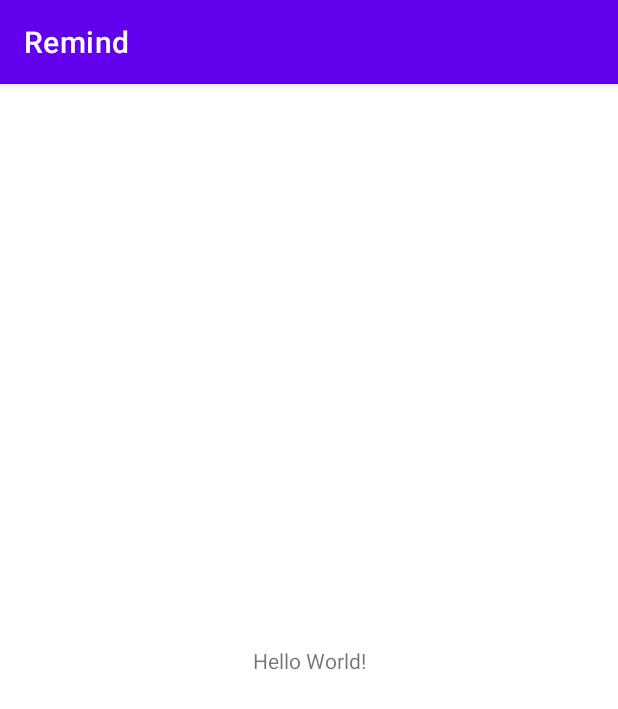
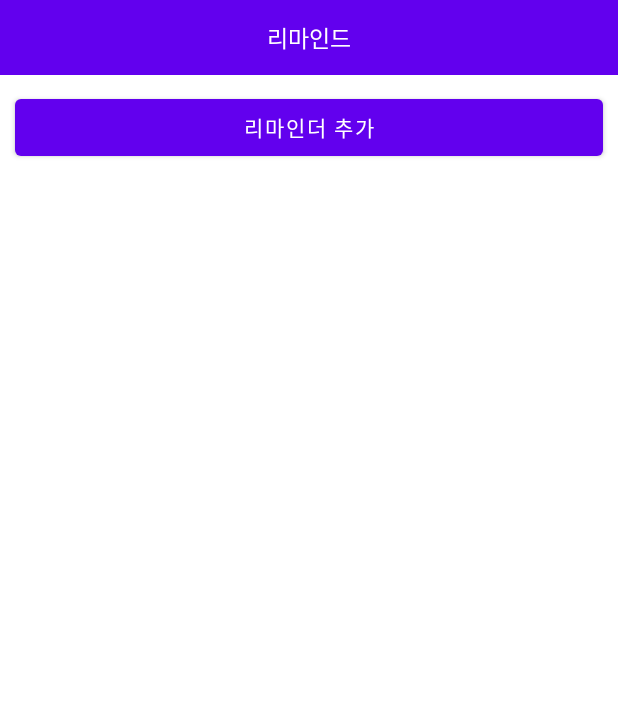
Before and after one commit to NamGungWon/remind, an Android app: the screen it shows after launch (MainActivity), on a phone screen of 412 x 824 dp. Shown: the top 709 px of the screen. Run offline under Robolectric (Android 15) with nearby library versions, the phone set to English and light mode, and no system bars; our stand-ins replace data binding.

Commit message:
- 리스트 layout 설정 및 리스트 추가 - 리마인트 추가시 네비게이션 추가 - 네비게이션 이동 버튼 base에 추가

```diff
--- a/app/src/main/java/com/wony/remind/MainActivity.kt
+++ b/app/src/main/java/com/wony/remind/MainActivity.kt
@@ -2,10 +2,17 @@ package com.wony.remind
 
 import androidx.appcompat.app.AppCompatActivity
 import android.os.Bundle
+import androidx.databinding.DataBindingUtil
+import com.wony.remind.databinding.ActivityMainBinding
 
 class MainActivity : AppCompatActivity() {
+
+    private lateinit var binding: ActivityMainBinding
+
     override fun onCreate(savedInstanceState: Bundle?) {
         super.onCreate(savedInstanceState)
-        setContentView(R.layout.activity_main)
+
+        binding = DataBindingUtil.setContentView(this, R.layout.activity_main)
+
     }
 }
--- a/app/src/main/java/com/wony/remind/base/BaseFragment.kt
+++ b/app/src/main/java/com/wony/remind/base/BaseFragment.kt
@@ -7,6 +7,8 @@ import android.view.ViewGroup
 import androidx.databinding.DataBindingUtil
 import androidx.databinding.ViewDataBinding
 import androidx.fragment.app.Fragment
+import androidx.navigation.fragment.findNavController
+import com.wony.remind.R
 
 abstract class BaseFragment<B : ViewDataBinding, V: BaseVM>: Fragment() {
 
@@ -22,7 +24,7 @@ abstract class BaseFragment<B : ViewDataBinding, V: BaseVM>: Fragment() {
 
         binding = DataBindingUtil.inflate(inflater, layoutId, container, false)
 
-        return super.onCreateView(inflater, container, savedInstanceState)
+        return binding.root
     }
 
     override fun onViewCreated(view: View, savedInstanceState: Bundle?) {
@@ -33,6 +35,9 @@ abstract class BaseFragment<B : ViewDataBinding, V: BaseVM>: Fragment() {
         init()
     }
 
+    fun moveNavi(id: Int){
+        findNavController().navigate(id)
+    }
 
     abstract fun init()
 }
--- a/app/src/main/java/com/wony/remind/main/list/ListFragment.kt
+++ b/app/src/main/java/com/wony/remind/main/list/ListFragment.kt
@@ -1,4 +1,26 @@
 package com.wony.remind.main.list
 
-class ListFragment {
+import androidx.navigation.fragment.findNavController
+import com.wony.remind.R
+import com.wony.remind.base.BaseFragment
+import com.wony.remind.databinding.FragmentAddBinding
+import com.wony.remind.databinding.FragmentListBinding
+import com.wony.remind.main.add.AddVM
+import org.koin.androidx.viewmodel.ext.android.viewModel
+
+class ListFragment : BaseFragment<FragmentListBinding, ListVM>() {
+
+    override val layoutId = R.layout.fragment_list
+    override val viewModel: ListVM by viewModel()
+
+    private var adapter = ListItemAdapter(this)
+
+    override fun init() {
+
+        binding.rvList.adapter = adapter
+
+        binding.btAdd.setOnClickListener {
+            moveNavi(R.id.action_listFragment_to_addFragment)
+        }
+    }
 }
--- a/app/src/main/res/layout/activity_main.xml
+++ b/app/src/main/res/layout/activity_main.xml
@@ -1,4 +1,6 @@
 <?xml version="1.0" encoding="utf-8"?>
+<layout>
+
     <androidx.constraintlayout.widget.ConstraintLayout xmlns:android="http://schemas.android.com/apk/res/android"
         xmlns:app="http://schemas.android.com/apk/res-auto"
         xmlns:tools="http://schemas.android.com/tools"
@@ -6,13 +8,18 @@
         android:layout_height="match_parent"
         tools:context=".MainActivity">
 
-    <TextView
-        android:layout_width="wrap_content"
-        android:layout_height="wrap_content"
-        android:text="Hello World!"
+
+        <androidx.fragment.app.FragmentContainerView
+            android:id="@+id/nav_host_fragment"
+            android:name="androidx.navigation.fragment.NavHostFragment"
+            android:layout_width="0dp"
+            android:layout_height="0dp"
+            app:defaultNavHost="true"
             app:layout_constraintBottom_toBottomOf="parent"
-        app:layout_constraintLeft_toLeftOf="parent"
-        app:layout_constraintRight_toRightOf="parent"
-        app:layout_constraintTop_toTopOf="parent" />
+            app:layout_constraintEnd_toEndOf="parent"
+            app:layout_constraintStart_toStartOf="parent"
+            app:layout_constraintTop_toTopOf="parent"
+            app:navGraph="@navigation/nav_main" />
 
     </androidx.constraintlayout.widget.ConstraintLayout>
+</layout>
--- a/app/src/main/res/layout/fragment_list.xml
+++ b/app/src/main/res/layout/fragment_list.xml
@@ -1,9 +1,44 @@
 <?xml version="1.0" encoding="utf-8"?>
-<layout>
+<layout xmlns:app="http://schemas.android.com/apk/res-auto">
+
 
     <androidx.constraintlayout.widget.ConstraintLayout xmlns:android="http://schemas.android.com/apk/res/android"
         android:layout_width="match_parent"
         android:layout_height="match_parent">
 
+
+        <TextView
+            android:id="@+id/tvTitle"
+            android:layout_width="match_parent"
+            android:layout_height="50dp"
+            android:background="@color/design_default_color_primary"
+            android:gravity="center"
+            android:text="리마인드"
+            android:textColor="@color/white"
+            android:textSize="15dp"
+            app:layout_constraintTop_toTopOf="parent" />
+
+
+        <Button
+            android:id="@+id/btAdd"
+            android:layout_width="match_parent"
+            android:layout_height="50dp"
+            android:layout_marginStart="10dp"
+            android:layout_marginTop="10dp"
+            android:layout_marginEnd="10dp"
+            android:text="리마인더 추가"
+            app:layout_constraintTop_toBottomOf="@+id/tvTitle" />
+
+        <androidx.recyclerview.widget.RecyclerView
+            android:id="@+id/rvList"
+            android:layout_width="match_parent"
+            android:layout_height="wrap_content"
+            android:layout_marginStart="10dp"
+            android:layout_marginTop="10dp"
+            android:layout_marginEnd="10dp"
+            android:orientation="vertical"
+            app:layoutManager="androidx.recyclerview.widget.LinearLayoutManager"
+            app:layout_constraintTop_toBottomOf="@+id/btAdd" />
+
     </androidx.constraintlayout.widget.ConstraintLayout>
 </layout>
--- a/app/src/main/res/navigation/nav_main.xml
+++ b/app/src/main/res/navigation/nav_main.xml
@@ -1,5 +1,23 @@
 <?xml version="1.0" encoding="utf-8"?>
 <navigation xmlns:android="http://schemas.android.com/apk/res/android"
-    xmlns:app="http://schemas.android.com/apk/res-auto" android:id="@+id/nav_main">
+    xmlns:app="http://schemas.android.com/apk/res-auto"
+    xmlns:tools="http://schemas.android.com/tools"
+    android:id="@+id/nav_main"
+    app:startDestination="@id/listFragment">
 
+    <fragment
+        android:id="@+id/listFragment"
+        android:name="com.wony.remind.main.list.ListFragment"
+        android:label="fragment_list"
+        tools:layout="@layout/fragment_list" >
+        <action
+            android:id="@+id/action_listFragment_to_addFragment"
+            app:destination="@id/addFragment"
+            app:enterAnim="@anim/nav_default_enter_anim"
+            app:exitAnim="@anim/nav_default_exit_anim" />
+    </fragment>
+    <fragment
+        android:id="@+id/addFragment"
+        android:name="com.wony.remind.main.add.AddFragment"
+        android:label="AddFragment" />
 </navigation>
--- a/app/src/main/res/values/themes.xml
+++ b/app/src/main/res/values/themes.xml
@@ -10,6 +10,8 @@
         <item name="colorSecondaryVariant">@color/teal_700</item>
         <item name="colorOnSecondary">@color/black</item>
         <!-- Status bar color. -->
+        <item name="windowActionBar">false</item>
+        <item name="windowNoTitle">true</item>
         <item name="android:statusBarColor" tools:targetApi="l">?attr/colorPrimaryVariant</item>
         <!-- Customize your theme here. -->
     </style>
```
Also changed, not shown: app/src/main/java/com/wony/remind/main/add/AddFragment.kt (+13 -1 lines), app/src/main/java/com/wony/remind/main/list/ListItemAdapter.kt (added, +48 -0 lines), app/src/main/res/layout/fragment_add.xml (+10 -1 lines), app/src/main/res/layout/fragment_alarm.xml (+9 -2 lines), app/src/main/res/layout/item_remind.xml (added, +41 -0 lines). Lines whose indentation alone changed are shown as unchanged.
